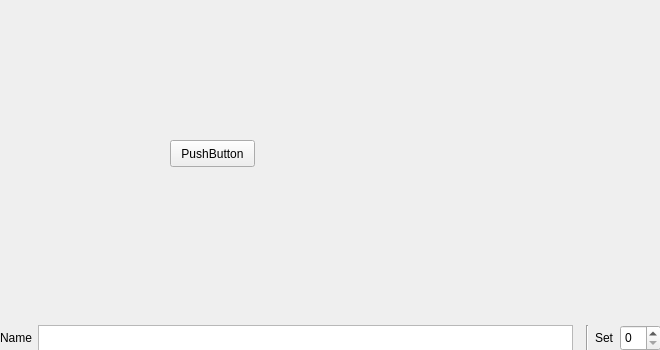
oli-kester/kepler34, file src/LiveFrame.ui: the form before one commit.
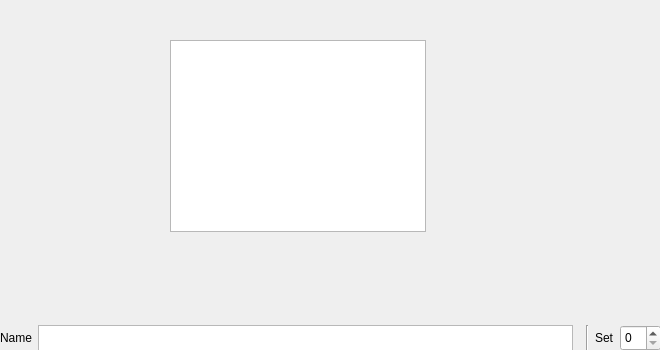
The form after the commit.

The edit to the form file:
```diff
--- a/src/LiveFrame.ui
+++ b/src/LiveFrame.ui
@@ -60,18 +60,15 @@
       </property>
       <widget class="QWidget" name="page"/>
       <widget class="QWidget" name="page_2">
-       <widget class="QPushButton" name="pushButton">
+       <widget class="QTableView" name="tableView">
         <property name="geometry">
          <rect>
           <x>170</x>
-          <y>140</y>
-          <width>85</width>
-          <height>27</height>
+          <y>40</y>
+          <width>256</width>
+          <height>192</height>
          </rect>
         </property>
-        <property name="text">
-         <string>PushButton</string>
-        </property>
        </widget>
       </widget>
      </widget>
```
Left out of the diff: 3 changed lines with no effect on the pictures.
